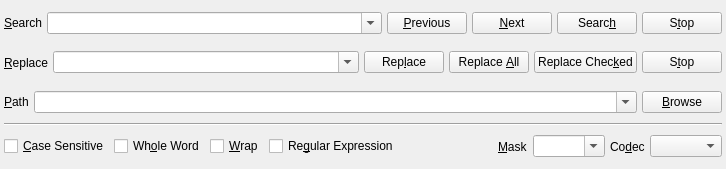
First picture: the form in mks/SearchWidget.ui, repository andreikop/enki, before the edit.
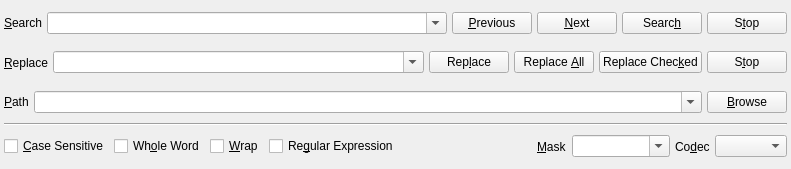
Second picture: the form after the edit. Icons and pictures are not drawn.

Commit message: Help for replace with submatches

Diff of the .ui file:
```diff
--- a/mks/SearchWidget.ui
+++ b/mks/SearchWidget.ui
@@ -6,7 +6,7 @@
    <rect>
     <x>0</x>
     <y>0</y>
-    <width>726</width>
+    <width>791</width>
     <height>169</height>
    </rect>
   </property>
```
Left out of the diff: 28 changed lines with no effect on the pictures.
